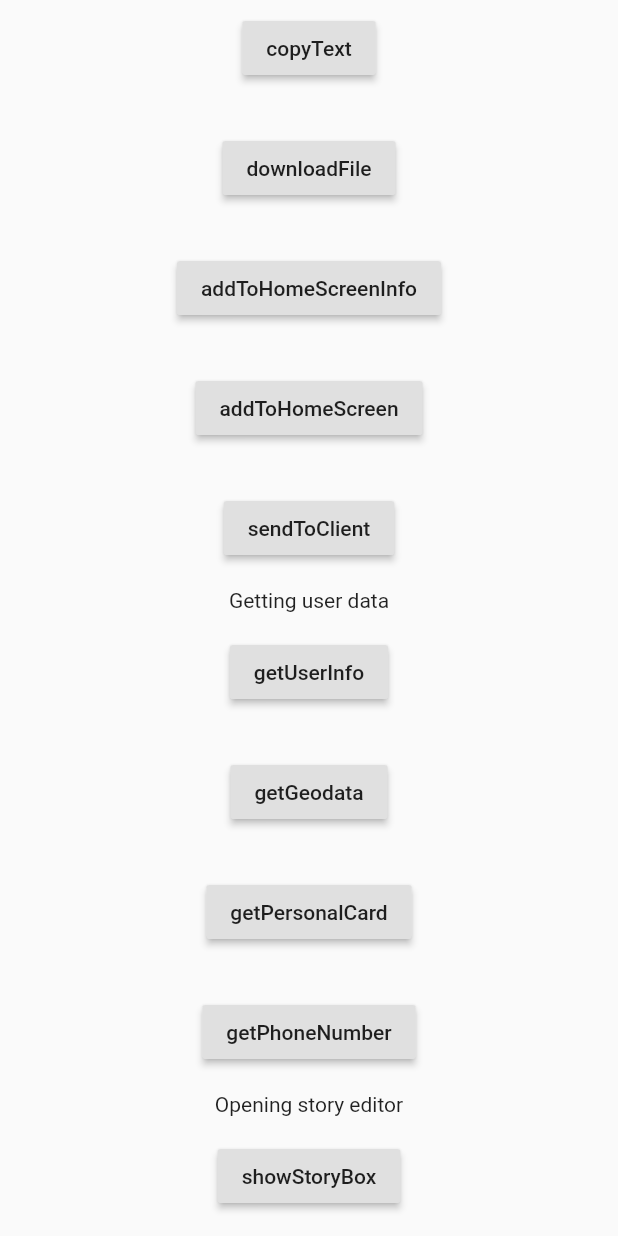
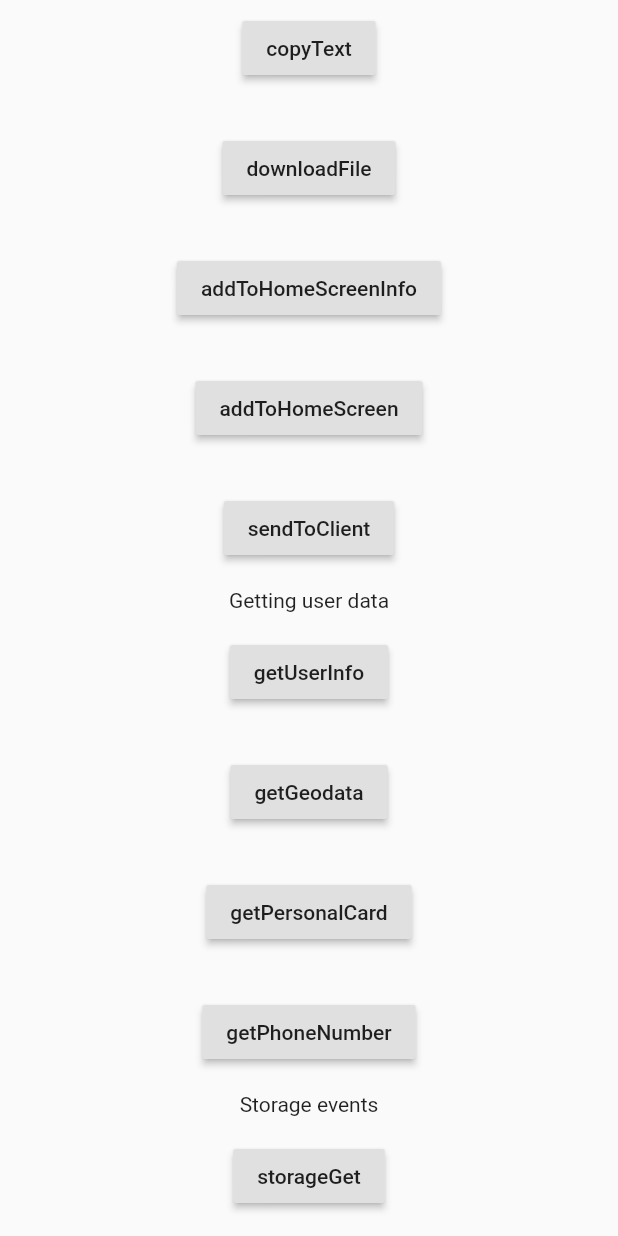
Before and after one commit to optimist-dev/vk_bridge, a Flutter app: the screen it shows after launch, scrolled down 824 dp, on a phone screen of 412 x 824 dp. Run offline on Flutter 3.47's test engine with Material 2 defaults, Android fonts, the phone set to English and light mode, and no system bars; our stand-ins replace built_collection, built_value, js, rxdart; missing offline and left inert: dart:html, dart:js, dart:js_util; generated files the repository leaves out were written again; statements that could not run were skipped.

Commit message:
add storage methods

```diff
--- a/example/lib/examples_page.dart
+++ b/example/lib/examples_page.dart
@@ -225,27 +225,22 @@
               //       .then(showResultDialog)
               //       .catchError(showErrorDialog),
               // ),
-              // Text("Storage events"),
-              // _button(
-              //   title: "storageGet",
-              //   onPressed: () => VKBridge.storageGet(["key_1", "key_2"])
-              //       .then(showResultDialog)
-              //       .catchError(showErrorDialog),
-              // ),
-              // _button(
-              //   title: "storageSet",
-              //   onPressed: () => VKBridge.storageSet(
-              //     key: "key_1",
-              //     value: "value_1",
-              //   ).then(showResultDialog).catchError(showErrorDialog),
-              // ),
-              // _button(
-              //   title: "storageGetKeys",
-              //   onPressed: () => VKBridge.storageGetKeys(
-              //     count: 20,
-              //     offset: 0,
-              //   ).then(showResultDialog).catchError(showErrorDialog),
-              // ),
+              const Text('Storage events'),
+              _button(
+                  title: 'storageGet',
+                  call: (it) => it.storageGet(['key_1', 'key_2'])),
+              _button(
+                  title: 'storageSet',
+                  call: (it) => it.storageSet(
+                        key: 'key_1',
+                        value: 'value_1',
+                      )),
+              _button(
+                title: 'storageGetKeys',
+                call: (it) => it.storageGetKeys(
+                  count: 20,
+                ),
+              ),
               // Text("Interacting with Taptic Engine"),
               // _button(
               //   title: "tapticNotificationOccurred",
--- /dev/null
+++ b/lib/src/data/model/options/storage_get_keys_options/storage_get_keys_options.dart
@@ -0,0 +1,28 @@
+import 'package:built_value/built_value.dart';
+import 'package:built_value/serializer.dart';
+import 'package:vk_bridge/src/bridge/vk_bridge.dart';
+
+part 'storage_get_keys_options.g.dart';
+
+/// Options for [VKBridge.copyText]
+abstract class StorageGetKeysOptions
+    implements Built<StorageGetKeysOptions, StorageGetKeysOptionsBuilder> {
+  /// [StorageGetKeysOptions] factory
+  factory StorageGetKeysOptions(
+          [void Function(StorageGetKeysOptionsBuilder) updates]) =
+      _$StorageGetKeysOptions;
+
+  StorageGetKeysOptions._();
+
+  /// [StorageGetKeysOptions] serializer
+  static Serializer<StorageGetKeysOptions> get serializer =>
+      _$storageGetKeysOptionsSerializer;
+
+  /// The number of variable names to get information about.
+  @nullable
+  int get count;
+
+  /// The offset required to sample a specific subset of variable names.
+  @nullable
+  int get offset;
+}
--- /dev/null
+++ b/lib/src/data/model/options/storage_get_options/storage_get_options.dart
@@ -0,0 +1,24 @@
+import 'package:built_value/built_value.dart';
+import 'package:built_value/serializer.dart';
+import 'package:vk_bridge/src/bridge/vk_bridge.dart';
+import 'package:built_collection/built_collection.dart';
+
+part 'storage_get_options.g.dart';
+
+/// Options for [VKBridge.copyText]
+abstract class StorageGetOptions
+    implements Built<StorageGetOptions, StorageGetOptionsBuilder> {
+  /// [StorageGetOptions] factory
+  factory StorageGetOptions([void Function(StorageGetOptionsBuilder) updates]) =
+      _$StorageGetOptions;
+
+  StorageGetOptions._();
+
+  /// [StorageGetOptions] serializer
+  static Serializer<StorageGetOptions> get serializer =>
+      _$storageGetOptionsSerializer;
+
+  /// The names of the keys, [a-zA-Z _ \ - 0-9],
+  /// passed in an array of strings.
+  BuiltList<String> get keys;
+}
--- /dev/null
+++ b/lib/src/data/model/options/storage_set_options/storage_set_options.dart
@@ -0,0 +1,26 @@
+import 'package:built_value/built_value.dart';
+import 'package:built_value/serializer.dart';
+import 'package:vk_bridge/src/bridge/vk_bridge.dart';
+
+part 'storage_set_options.g.dart';
+
+/// Options for [VKBridge.storageSet]
+abstract class StorageSetOptions
+    implements Built<StorageSetOptions, StorageSetOptionsBuilder> {
+  /// [StorageSetOptions] factory
+  factory StorageSetOptions([void Function(StorageSetOptionsBuilder) updates]) =
+      _$StorageSetOptions;
+
+  StorageSetOptions._();
+
+  /// [StorageSetOptions] serializer
+  static Serializer<StorageSetOptions> get serializer =>
+      _$storageSetOptionsSerializer;
+
+  /// Key name, [a-zA-Z _ \ - 0-9]. The maximum length is 100 characters.
+  String get key;
+
+  /// Variable value, only the first 4096 bytes are saved.
+  @nullable
+  String get value;
+}
--- /dev/null
+++ b/lib/src/data/model/results/vk_web_app_storage_get_keys_result/vk_web_app_storage_get_keys_result.dart
@@ -0,0 +1,27 @@
+import 'package:built_collection/built_collection.dart';
+import 'package:built_value/built_value.dart';
+import 'package:built_value/serializer.dart';
+import 'package:vk_bridge/src/bridge/vk_bridge.dart';
+
+part 'vk_web_app_storage_get_keys_result.g.dart';
+
+/// Result of [VKBridge.storageGetKeys]
+abstract class VKWebAppStorageGetKeysResult
+    implements
+        Built<VKWebAppStorageGetKeysResult,
+            VKWebAppStorageGetKeysResultBuilder> {
+  /// [VKWebAppStorageGetKeysResult] factory
+  factory VKWebAppStorageGetKeysResult(
+          [void Function(VKWebAppStorageGetKeysResultBuilder) updates]) =
+      _$VKWebAppStorageGetKeysResult;
+
+  VKWebAppStorageGetKeysResult._();
+
+  /// [VKWebAppStorageGetKeysResult] serializer
+  static Serializer<VKWebAppStorageGetKeysResult> get serializer =>
+      _$vKWebAppStorageGetKeysResultSerializer;
+
+  /// Array of keys
+  BuiltList<String> get keys;
+
+}
--- /dev/null
+++ b/lib/src/data/model/results/vk_web_app_storage_get_result/vk_web_app_storage_get_result.dart
@@ -0,0 +1,26 @@
+import 'package:built_collection/built_collection.dart';
+import 'package:built_value/built_value.dart';
+import 'package:built_value/serializer.dart';
+import 'package:vk_bridge/src/bridge/vk_bridge.dart';
+import 'package:vk_bridge/src/data/model/results/vk_web_app_storage_get_result/key_value_pair.dart';
+
+part 'vk_web_app_storage_get_result.g.dart';
+
+/// Result of [VKBridge.storageGetKeys]
+abstract class VKWebAppStorageGetResult
+    implements
+        Built<VKWebAppStorageGetResult, VKWebAppStorageGetResultBuilder> {
+  /// [VKWebAppStorageGetResult] factory
+  factory VKWebAppStorageGetResult(
+          [void Function(VKWebAppStorageGetResultBuilder) updates]) =
+      _$VKWebAppStorageGetResult;
+
+  VKWebAppStorageGetResult._();
+
+  /// [VKWebAppStorageGetResult] serializer
+  static Serializer<VKWebAppStorageGetResult> get serializer =>
+      _$vKWebAppStorageGetResultSerializer;
+
+  /// Array of keys
+  BuiltList<KeyValuePair> get keys;
+}
```
Also changed, not shown: lib/src/bridge/unsupported.dart (+20 -0 lines), lib/src/bridge/vk_bridge.dart (+34 -0 lines), lib/src/bridge/vk_bridge_web.dart (+50 -4 lines), lib/src/data/model/results/vk_web_app_storage_get_result/key_value_pair.dart (added, +25 -0 lines), lib/src/data/model/serializers.dart (+12 -0 lines), example/pubspec.lock, lib/src/data/model/options/storage_get_keys_options/storage_get_keys_options.g.dart (added), lib/src/data/model/options/storage_get_options/storage_get_options.g.dart (added), lib/src/data/model/options/storage_set_options/storage_set_options.g.dart (added), lib/src/data/model/results/vk_web_app_storage_get_keys_result/vk_web_app_storage_get_keys_result.g.dart (added), lib/src/data/model/results/vk_web_app_storage_get_result/key_value_pair.g.dart (added), lib/src/data/model/results/vk_web_app_storage_get_result/vk_web_app_storage_get_result.g.dart (added), lib/src/data/model/serializers.g.dart.
